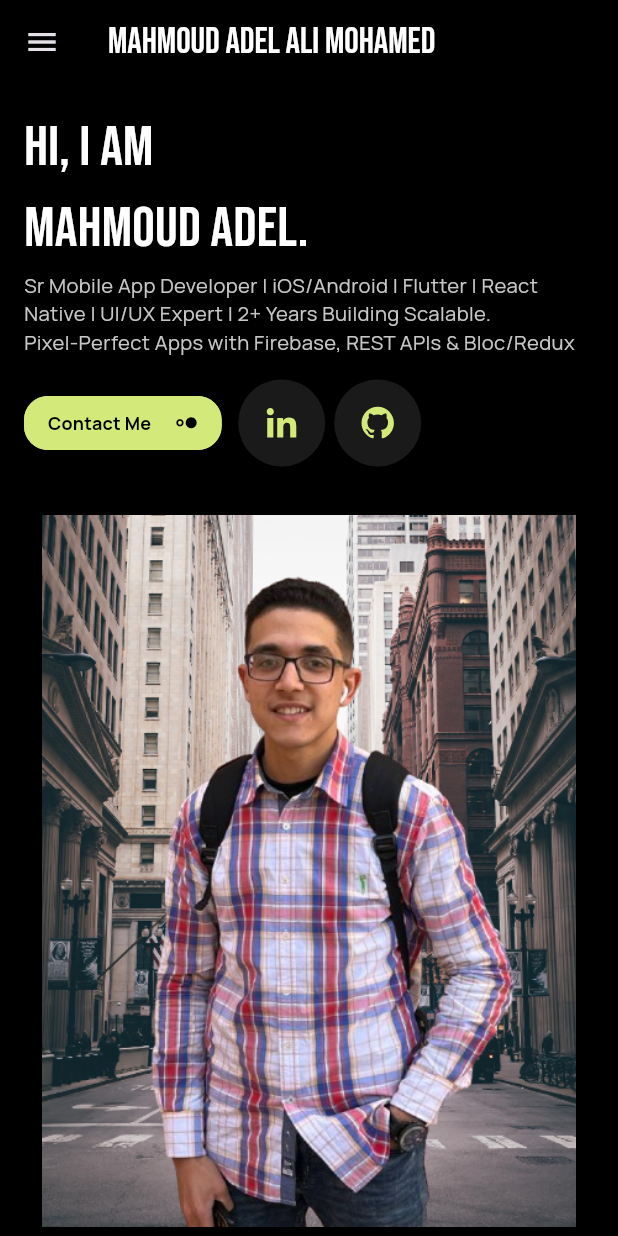
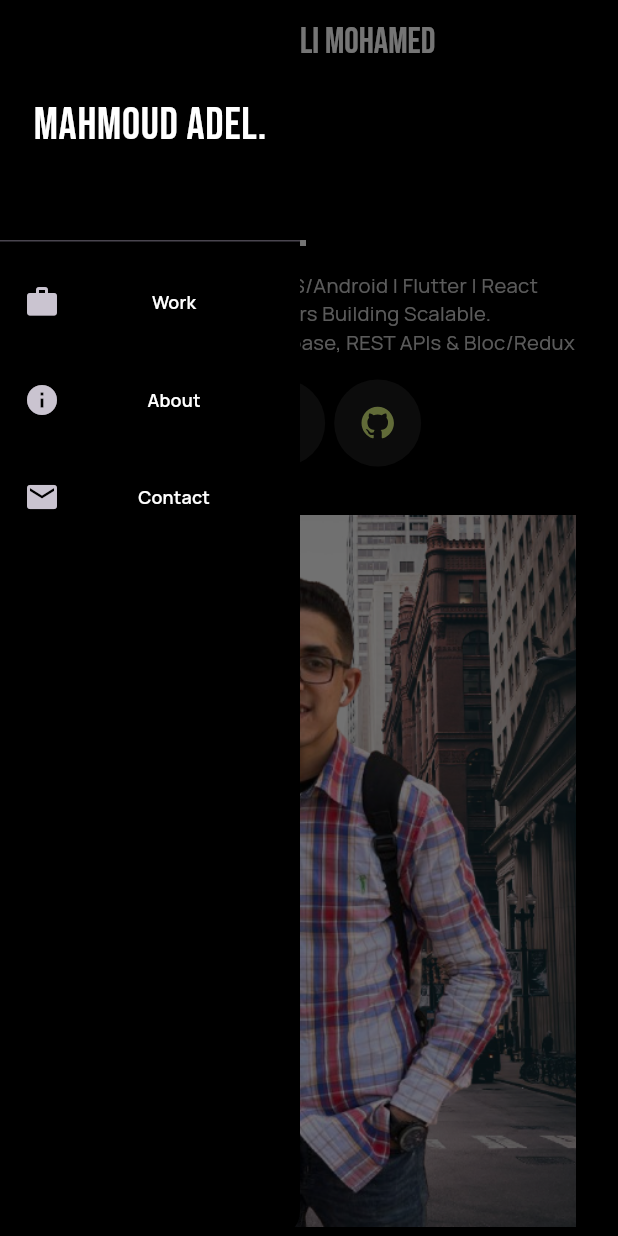
Before and after one commit to Mahmoud-Adel-Ali/My_Portfolio, a Flutter app: the screen it shows after launch, with the side drawer open (before the commit the screen has no drawer), on a phone screen of 412 x 824 dp. Run offline on Flutter 3.47's test engine with Material 3 defaults, Android fonts, the phone set to English and light mode, and no system bars; our stand-ins replace flutter_svg.

Commit message:
Create Custom Drawer for mobile layout

```diff
--- a/lib/features/portfolio/presentation/views/protfolio_view.dart
+++ b/lib/features/portfolio/presentation/views/protfolio_view.dart
@@ -4,6 +4,7 @@ import '../../../../core/utils/app_colors.dart';
 import '../../../../core/utils/size_config.dart';
 import '../../../../core/widgets/adaptive_layout_widget.dart';
 import 'widgets/app_bar_name.dart';
+import 'widgets/custom_drawer.dart';
 import 'widgets/desktop_layout.dart';
 import 'widgets/mobile_layout.dart';
 
@@ -20,7 +21,7 @@ class _DashBoardViewState extends State<ProtfolioView> {
   Widget build(BuildContext context) {
     return Scaffold(
       key: scaffoldKey,
-      // drawer: const CustomDrawer(),
+      drawer: const CustomDrawer(),
       backgroundColor: AppColors.background,
       appBar: MediaQuery.sizeOf(context).width <= SizeConfig.tablet
           ? AppBar(
--- /dev/null
+++ b/lib/features/portfolio/presentation/views/widgets/custom_drawer.dart
@@ -0,0 +1,66 @@
+import 'package:flutter/material.dart';
+import 'package:my_portfolio/core/widgets/custom_app_bar_actions_item.dart';
+
+import '../../../../../core/utils/app_colors.dart';
+import '../../../../../core/utils/app_styles.dart';
+
+class CustomDrawer extends StatelessWidget {
+  const CustomDrawer({super.key});
+
+  @override
+  Widget build(BuildContext context) {
+    return Drawer(
+      backgroundColor: AppColors.background,
+      width: 200,
+      child: Column(
+        children: [
+          DrawerHeader(
+            child: Center(
+              child: Text(
+                'Mahmoud Adel.',
+                style: AppStyles.regular40(context),
+              ),
+            ),
+          ),
+          CustomDrawerItem(
+            text: "Work",
+            onPressed: () {},
+          ),
+          CustomDrawerItem(
+            text: "About",
+            onPressed: () {},
+            iconData: Icons.info,
+          ),
+          CustomDrawerItem(
+            text: "Contact",
+            onPressed: () {},
+            iconData: Icons.email,
+          ),
+        ],
+      ),
+    );
+  }
+}
+
+class CustomDrawerItem extends StatelessWidget {
+  const CustomDrawerItem({
+    super.key,
+    required this.text,
+    this.onPressed,
+    this.iconData = Icons.work,
+  });
+
+  final String text;
+  final Function()? onPressed;
+  final IconData? iconData;
+  @override
+  Widget build(BuildContext context) {
+    return ListTile(
+      leading: Icon(iconData),
+      title: CustomAppBarActionsItem(
+        text: text,
+        onPressed: onPressed,
+      ),
+    );
+  }
+}
```
